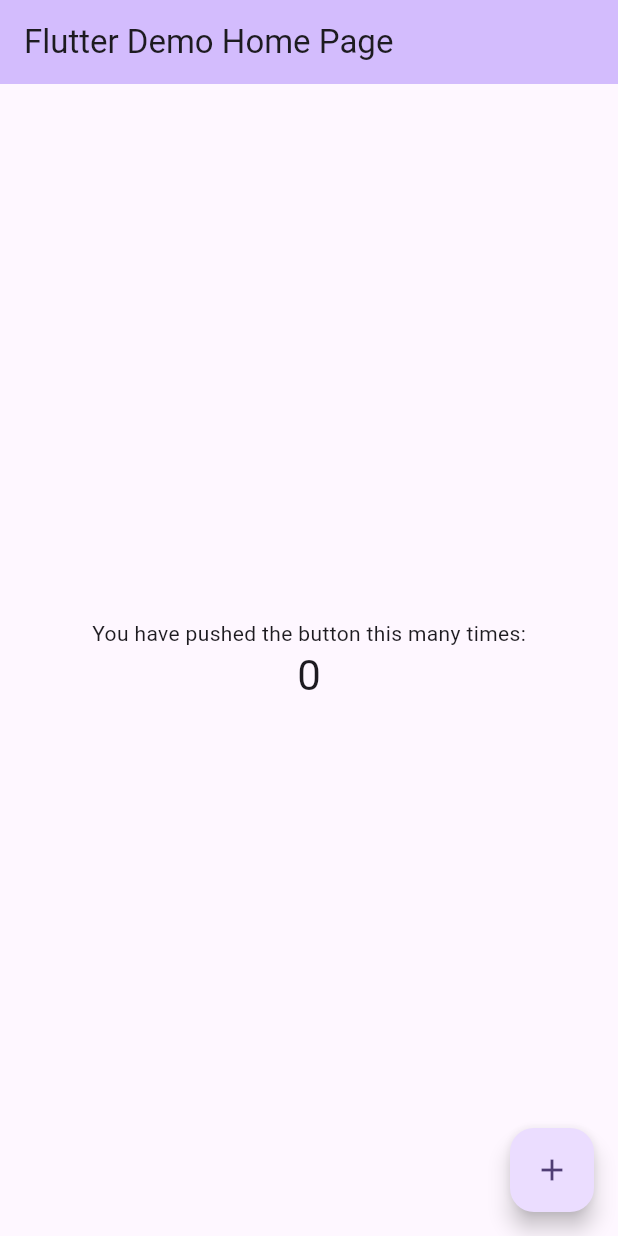
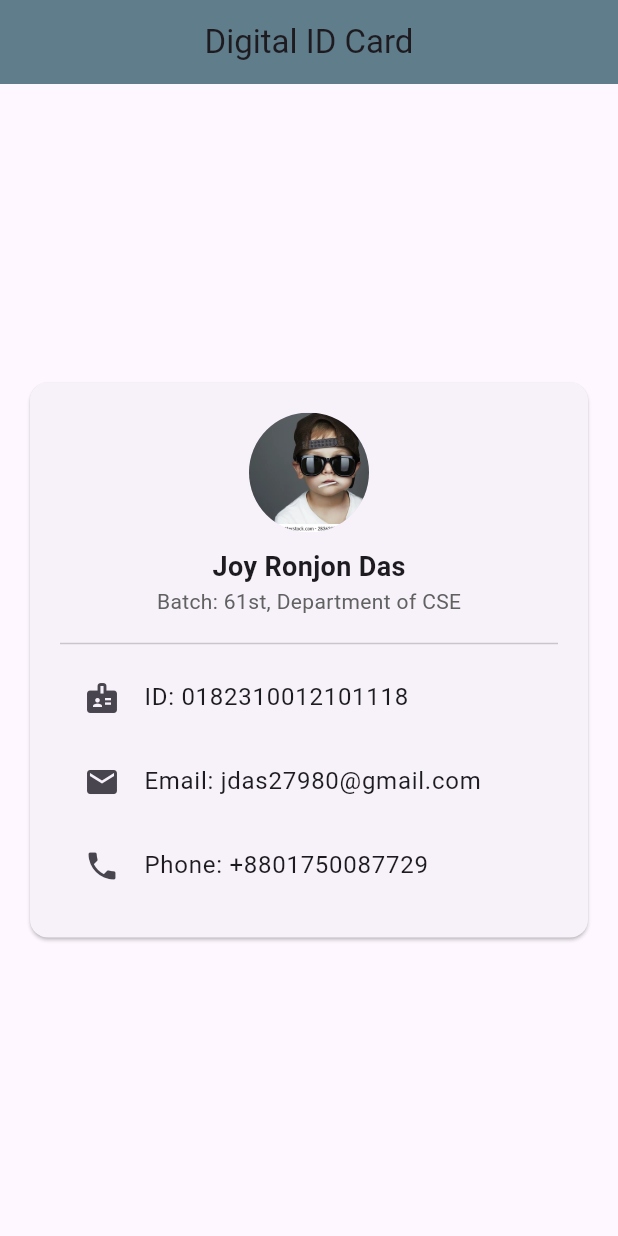
Before and after one commit to dasjoy7/118_FA_8, a Flutter app: the screen it shows after launch, on a phone screen of 412 x 824 dp. Run offline on Flutter 3.47's test engine with Material 3 defaults, Android fonts, the phone set to English and light mode, and no system bars.

Commit message:
Final commit of digital id card

```diff
--- a/lib/main.dart
+++ b/lib/main.dart
@@ -1,122 +1,72 @@
 import 'package:flutter/material.dart';
 
 void main() {
-  runApp(const MyApp());
+  runApp(MyApp());
 }
 
 class MyApp extends StatelessWidget {
-  const MyApp({super.key});
-
-  // This widget is the root of your application.
   @override
   Widget build(BuildContext context) {
     return MaterialApp(
-      title: 'Flutter Demo',
-      theme: ThemeData(
-        // This is the theme of your application.
-        //
-        // TRY THIS: Try running your application with "flutter run". You'll see
-        // the application has a purple toolbar. Then, without quitting the app,
-        // try changing the seedColor in the colorScheme below to Colors.green
-        // and then invoke "hot reload" (save your changes or press the "hot
-        // reload" button in a Flutter-supported IDE, or press "r" if you used
-        // the command line to start the app).
-        //
-        // Notice that the counter didn't reset back to zero; the application
-        // state is not lost during the reload. To reset the state, use hot
-        // restart instead.
-        //
-        // This works for code too, not just values: Most code changes can be
-        // tested with just a hot reload.
-        colorScheme: ColorScheme.fromSeed(seedColor: Colors.deepPurple),
-      ),
-      home: const MyHomePage(title: 'Flutter Demo Home Page'),
+      home: IDCardPage(),
+      debugShowCheckedModeBanner: false,
     );
   }
 }
 
-class MyHomePage extends StatefulWidget {
-  const MyHomePage({super.key, required this.title});
-
-  // This widget is the home page of your application. It is stateful, meaning
-  // that it has a State object (defined below) that contains fields that affect
-  // how it looks.
-
-  // This class is the configuration for the state. It holds the values (in this
-  // case the title) provided by the parent (in this case the App widget) and
-  // used by the build method of the State. Fields in a Widget subclass are
-  // always marked "final".
-
-  final String title;
-
-  @override
-  State<MyHomePage> createState() => _MyHomePageState();
-}
-
-class _MyHomePageState extends State<MyHomePage> {
-  int _counter = 0;
-
-  void _incrementCounter() {
-    setState(() {
-      // This call to setState tells the Flutter framework that something has
-      // changed in this State, which causes it to rerun the build method below
-      // so that the display can reflect the updated values. If we changed
-      // _counter without calling setState(), then the build method would not be
-      // called again, and so nothing would appear to happen.
-      _counter++;
-    });
-  }
-
+class IDCardPage extends StatelessWidget {
   @override
   Widget build(BuildContext context) {
-    // This method is rerun every time setState is called, for instance as done
-    // by the _incrementCounter method above.
-    //
-    // The Flutter framework has been optimized to make rerunning build methods
-    // fast, so that you can just rebuild anything that needs updating rather
-    // than having to individually change instances of widgets.
     return Scaffold(
       appBar: AppBar(
-        // TRY THIS: Try changing the color here to a specific color (to
-        // Colors.amber, perhaps?) and trigger a hot reload to see the AppBar
-        // change color while the other colors stay the same.
-        backgroundColor: Theme.of(context).colorScheme.inversePrimary,
-        // Here we take the value from the MyHomePage object that was created by
-        // the App.build method, and use it to set our appbar title.
-        title: Text(widget.title),
+        title: Text('Digital ID Card'),
+        centerTitle: true,
+        backgroundColor: Colors.blueGrey,
       ),
       body: Center(
-        // Center is a layout widget. It takes a single child and positions it
-        // in the middle of the parent.
-        child: Column(
-          // Column is also a layout widget. It takes a list of children and
-          // arranges them vertically. By default, it sizes itself to fit its
-          // children horizontally, and tries to be as tall as its parent.
-          //
-          // Column has various properties to control how it sizes itself and
-          // how it positions its children. Here we use mainAxisAlignment to
-          // center the children vertically; the main axis here is the vertical
-          // axis because Columns are vertical (the cross axis would be
-          // horizontal).
-          //
-          // TRY THIS: Invoke "debug painting" (choose the "Toggle Debug Paint"
-          // action in the IDE, or press "p" in the console), to see the
-          // wireframe for each widget.
-          mainAxisAlignment: MainAxisAlignment.center,
-          children: <Widget>[
-            const Text('You have pushed the button this many times:'),
-            Text(
-              '$_counter',
-              style: Theme.of(context).textTheme.headlineMedium,
+        child: Card(
+          margin: EdgeInsets.all(20),
+          child: Padding(
+            padding: EdgeInsets.all(20),
+            child: Column(
+              mainAxisSize: MainAxisSize.min,
+              children: [
+
+                CircleAvatar(
+                  radius: 40,
+                  backgroundImage: AssetImage('assets/profile.png'),
+                ),
+                SizedBox(height: 10),
+                Text(
+                  'Joy Ronjon Das',
+                  style: TextStyle(
+                    fontSize: 18,
+                    fontWeight: FontWeight.bold,
+                  ),
+                ),
+                Text(
+                  'Batch: 61st, Department of CSE',
+                  style: TextStyle(color: Colors.grey[700]),
+                ),
+                SizedBox(height: 10),
+                Divider(),
+                ListTile(
+                  leading: Icon(Icons.badge),
+                  title: Text('ID: 0182310012101118'),
+                ),
+                ListTile(
+                  leading: Icon(Icons.email),
+                  title: Text('Email: jdas27980@gmail.com'),
+                ),
+                ListTile(
+                  leading: Icon(Icons.phone),
+                  title: Text('Phone: +8801750087729'),
+                ),
+              ],
             ),
-          ],
+          ),
         ),
       ),
-      floatingActionButton: FloatingActionButton(
-        onPressed: _incrementCounter,
-        tooltip: 'Increment',
-        child: const Icon(Icons.add),
-      ), // This trailing comma makes auto-formatting nicer for build methods.
     );
   }
 }
```
Also changed, not shown: pubspec.yaml (+2 -5 lines), assets/profile.png (added).
